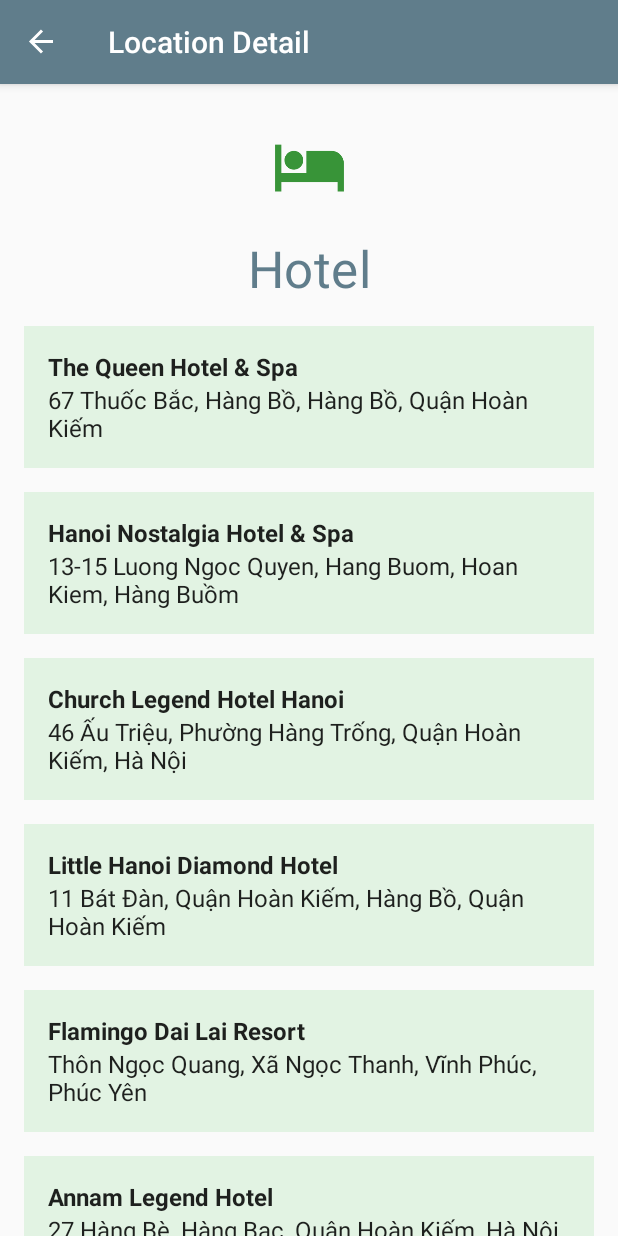
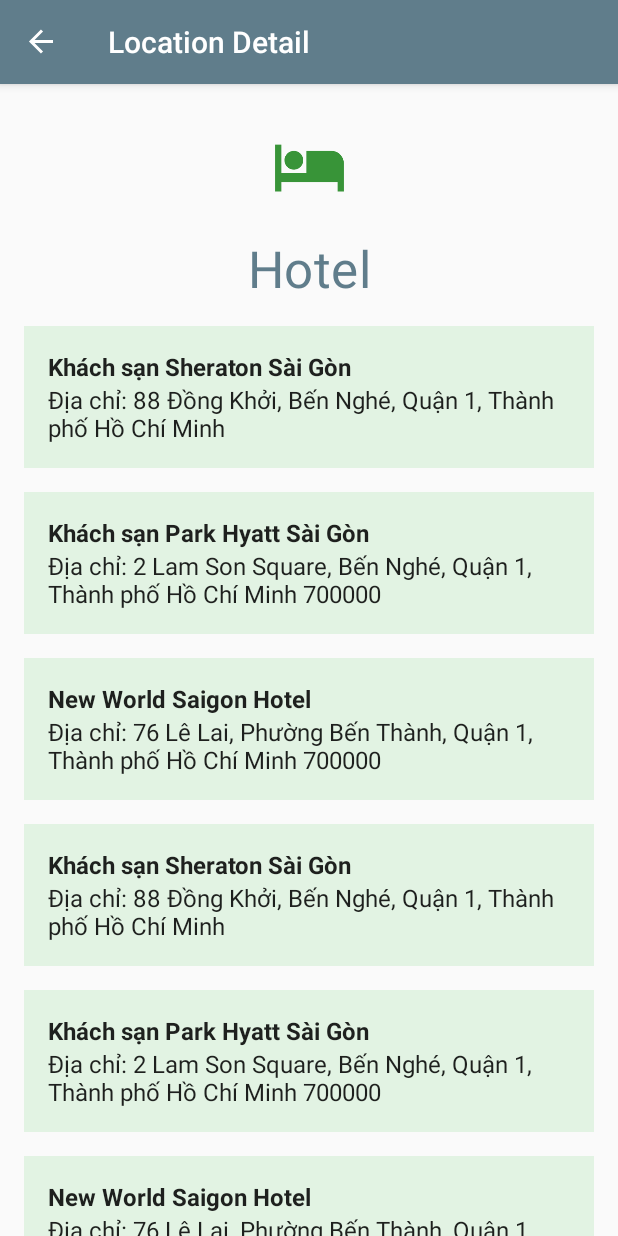
Before and after one commit to mthuhuynh/TourGuideApp, an Android app: the screen it shows after launch (MainActivity), after a tap on "Hotel", on a phone screen of 412 x 824 dp. Run offline under Robolectric (Android 15) with nearby library versions, the phone set to English and light mode, and no system bars; our stand-ins replace navigation-ui; 2 other taps on this screen came first.

Commit message:
Location Fragment - Gridview Location (no spinner) LocationDetailFragment do not display RecyclerView Adding spinner (working ver) LocationFragmentViewModel in LocationDetailFragment (not working)

```diff
--- a/app/src/main/java/funix/prm/tourguideapp/detail/LocationDetailFragment.java
+++ b/app/src/main/java/funix/prm/tourguideapp/detail/LocationDetailFragment.java
@@ -4,6 +4,7 @@ import android.app.Application;
 import android.os.Bundle;
 import android.content.Context;
 
+import androidx.annotation.Nullable;
 import androidx.recyclerview.widget.GridLayoutManager;
 import androidx.recyclerview.widget.LinearLayoutManager;
 import androidx.recyclerview.widget.RecyclerView;
@@ -17,9 +18,11 @@ import android.view.View;
 import android.view.ViewGroup;
 import android.widget.ImageView;
 import android.widget.TextView;
+import android.widget.Toast;
 
 import funix.prm.tourguideapp.R;
 import funix.prm.tourguideapp.detail.dummy.DummyContent;
+import funix.prm.tourguideapp.main.LocationFragmentViewModel;
 import funix.prm.tourguideapp.model.Location;
 
 import java.util.Objects;
@@ -33,6 +36,7 @@ public class LocationDetailFragment extends Fragment {
     private static final String ARG_COLUMN_COUNT = "column-count";
     // TODO: Customize parameters
     private int mColumnCount = 1;
+    private String cityLocation = "HCM";
 
     public LocationDetailFragment() {
         // Required empty public constructor
@@ -67,19 +71,31 @@ public class LocationDetailFragment extends Fragment {
         // do the parsing in the DummyContent: dc.doParsing()
 
         Application application = requireActivity().getApplication();
+
+        LocationFragmentViewModel viewModel = ViewModelProviders.of(this).get(LocationFragmentViewModel.class);
+        viewModel.getCity().observe(requireActivity(), new Observer<String>() {
+            @Override
+            public void onChanged(@Nullable String city) {
+                Toast.makeText(this,"city adapter input" + city, Toast.LENGTH_LONG).show();
+                cityLocation = city;
+            }
+        });
+
         Location location = LocationDetailFragmentArgs.fromBundle(requireArguments()).getDetailFragmentArgs();
         DetailFragmentViewModelFactory factory = new  DetailFragmentViewModelFactory(application, location);
-        DetailFragmentViewModel viewModel = ViewModelProviders.of(this, factory).get(DetailFragmentViewModel.class);
+        DetailFragmentViewModel dViewModel = ViewModelProviders.of(this, factory).get(DetailFragmentViewModel.class);
 
-        viewModel.getSelectedLocation().observe(getViewLifecycleOwner(), new Observer<Location>() {
+        dViewModel.getSelectedLocation().observe(getViewLifecycleOwner(), new Observer<Location>() {
             @Override
             public void onChanged(Location location) {
                 locationImageView.setImageResource(location.getLocationImage());
                 locationNameTextView.setText(location.getLocationName());
 
+
                 //list
                 // Set the adapter
                 RecyclerView recyclerView = (RecyclerView) view.findViewById(R.id.list);
+                if(cityLocation.equals("HN")) {
                     switch (location.getLocationName()) {
                         case "ATM":
                             recyclerView.setAdapter(new AddressRecyclerViewAdapter(DummyContent.ATM));
@@ -94,6 +110,22 @@ public class LocationDetailFragment extends Fragment {
                             recyclerView.setAdapter(new AddressRecyclerViewAdapter(DummyContent.HOSPITALS));
                             break;
                     }
+                } else if(cityLocation.equals("HCM")){
+                    switch (location.getLocationName()) {
+                        case "ATM":
+                            recyclerView.setAdapter(new AddressRecyclerViewAdapter(DummyContent.ATM_HCM));
+                            break;
+                        case "Bus":
+                            recyclerView.setAdapter(new AddressRecyclerViewAdapter(DummyContent.BUSES_HCM));
+                            break;
+                        case "Hotel":
+                            recyclerView.setAdapter(new AddressRecyclerViewAdapter(DummyContent.HOTELS_HCM));
+                            break;
+                        case "Hospital":
+                            recyclerView.setAdapter(new AddressRecyclerViewAdapter(DummyContent.HOSPITALS_HCM));
+                            break;
+                    }
+                }
             }
         });
 
--- a/app/src/main/java/funix/prm/tourguideapp/detail/dummy/DummyContent.java
+++ b/app/src/main/java/funix/prm/tourguideapp/detail/dummy/DummyContent.java
@@ -23,6 +23,11 @@ public class DummyContent {
     public static final List<DummyItem> HOTELS = new ArrayList<>();
     public static final List<DummyItem> HOSPITALS = new ArrayList<>();
     public static final List<DummyItem> BUSES = new ArrayList<>();
+
+    public static final List<DummyItem> ATM_HCM = new ArrayList<>();
+    public static final List<DummyItem> HOTELS_HCM = new ArrayList<>();
+    public static final List<DummyItem> HOSPITALS_HCM = new ArrayList<>();
+    public static final List<DummyItem> BUSES_HCM = new ArrayList<>();
 
     /**
      * A map of sample (dummy) items, by ID.
@@ -76,6 +81,22 @@ public class DummyContent {
         BUSES.add(new DummyItem(String.valueOf(1),mContext.getString(R.string.bus_7_name), mContext.getString(R.string.bus_7_detail)));
         BUSES.add(new DummyItem(String.valueOf(1),mContext.getString(R.string.bus_8_name), mContext.getString(R.string.bus_8_detail)));
         BUSES.add(new DummyItem(String.valueOf(1),mContext.getString(R.string.bus_9_name), mContext.getString(R.string.bus_9_detail)));
+
+        ATM_HCM.add(new DummyItem(String.valueOf(1),mContext.getString(R.string.atm_hcm_1_name), mContext.getString(R.string.atm_hcm_1_detail)));
+        ATM_HCM.add(new DummyItem(String.valueOf(1),mContext.getString(R.string.atm_hcm_2_name), mContext.getString(R.string.atm_hcm_2_detail)));
+        ATM_HCM.add(new DummyItem(String.valueOf(1),mContext.getString(R.string.atm_hcm_3_name), mContext.getString(R.string.atm_hcm_3_detail)));
+
+        HOSPITALS_HCM.add(new DummyItem(String.valueOf(1),mContext.getString(R.string.hospital_hcm_1_name), mContext.getString(R.string.hospital_hcm_1_detail)));
+        HOSPITALS_HCM.add(new DummyItem(String.valueOf(1),mContext.getString(R.string.hospital_hcm_2_name), mContext.getString(R.string.hospital_hcm_2_detail)));
+        HOSPITALS_HCM.add(new DummyItem(String.valueOf(1),mContext.getString(R.string.hospital_hcm_3_name), mContext.getString(R.string.hospital_hcm_3_detail)));
+
+        HOTELS_HCM.add(new DummyItem(String.valueOf(1),mContext.getString(R.string.hotel_hcm_1_name), mContext.getString(R.string.hotel_hcm_1_detail)));
+        HOTELS_HCM.add(new DummyItem(String.valueOf(1),mContext.getString(R.string.hotel_hcm_2_name), mContext.getString(R.string.hotel_hcm_2_detail)));
+        HOTELS_HCM.add(new DummyItem(String.valueOf(1),mContext.getString(R.string.hotel_hcm_3_name), mContext.getString(R.string.hotel_hcm_3_detail)));
+
+        BUSES_HCM.add(new DummyItem(String.valueOf(1),mContext.getString(R.string.bus_hcm_1_name), mContext.getString(R.string.bus_hcm_1_detail)));
+        BUSES_HCM.add(new DummyItem(String.valueOf(1),mContext.getString(R.string.bus_hcm_2_name), mContext.getString(R.string.bus_hcm_2_detail)));
+        BUSES_HCM.add(new DummyItem(String.valueOf(1),mContext.getString(R.string.bus_hcm_3_name), mContext.getString(R.string.bus_hcm_3_detail)));
     }
 
 
--- a/app/src/main/java/funix/prm/tourguideapp/main/LocationFragment.java
+++ b/app/src/main/java/funix/prm/tourguideapp/main/LocationFragment.java
@@ -29,7 +29,7 @@ public class LocationFragment extends Fragment implements AdapterView.OnItemSele
 
     private RecyclerView mRecyclerView;
     private LocationAdapter mLocationAdapter;
-    String[] country = {"India", "USA", "China", "Japan", "Other"};
+    String[] city = {"HCM", "HN"};
 
 
     public LocationFragment() {
@@ -54,7 +54,7 @@ public class LocationFragment extends Fragment implements AdapterView.OnItemSele
         spin.setOnItemSelectedListener(this);
 
         //Creating the ArrayAdapter instance having the country list
-        ArrayAdapter aa = new ArrayAdapter(getContext(), android.R.layout.simple_spinner_item, country);
+        ArrayAdapter aa = new ArrayAdapter(getContext(), android.R.layout.simple_spinner_item, city);
         aa.setDropDownViewResource(android.R.layout.simple_spinner_dropdown_item);
         //Setting the ArrayAdapter data on the Spinner
         spin.setAdapter(aa);
@@ -75,6 +75,9 @@ public class LocationFragment extends Fragment implements AdapterView.OnItemSele
     //Performing action onItemSelected and onNothing selected
     @Override
     public void onItemSelected(AdapterView<?> arg0, View arg1, int position, long id) {
+        Toast.makeText(getContext(), city[position], Toast.LENGTH_LONG).show();
+        LocationFragmentViewModel viewModel = ViewModelProviders.of(this).get(LocationFragmentViewModel.class);
+        viewModel.setCity(city[position]);
 
     }
     @Override
--- a/app/src/main/java/funix/prm/tourguideapp/main/LocationFragmentViewModel.java
+++ b/app/src/main/java/funix/prm/tourguideapp/main/LocationFragmentViewModel.java
@@ -5,7 +5,6 @@ import android.app.Application;
 import androidx.annotation.NonNull;
 import androidx.lifecycle.AndroidViewModel;
 import androidx.lifecycle.MutableLiveData;
-import androidx.lifecycle.ViewModel;
 
 import java.util.ArrayList;
 import java.util.List;
@@ -16,9 +15,11 @@ import funix.prm.tourguideapp.R;
 public class LocationFragmentViewModel extends AndroidViewModel {
 
     private MutableLiveData<List<Location>> mLocationData;
+    private MutableLiveData<String> mCity;
 
     public LocationFragmentViewModel(@NonNull Application application) {
         super(application);
+        mCity = new MutableLiveData<String>();
     }
 
     // Get Location list of data return type MutableLiveData
@@ -28,6 +29,15 @@ public class LocationFragmentViewModel extends AndroidViewModel {
         return mLocationData;
     }
 
+    public void setCity(String city) {
+        ;
+        mCity.postValue(city);
+
+    }
+
+    public MutableLiveData<String> getCity() {
+        return mCity;
+    }
     /*
      * Hardcoded Location data which shows in our list.
      *
@@ -42,4 +52,6 @@ public class LocationFragmentViewModel extends AndroidViewModel {
         locationList.add(new Location(R.drawable.ic_baseline_local_hospital_24, getApplication().getString(R.string.hospital)));
         mLocationData.postValue(locationList);
     }
+
+
 }
--- a/app/src/main/res/values/strings.xml
+++ b/app/src/main/res/values/strings.xml
@@ -57,7 +57,7 @@
     <string name="hotel_8_name">Bluebell Hotel</string>
 
     <string name="hotel_1_detail">67 Thuốc Bắc, Hàng Bồ, Hàng Bồ, Quận Hoàn Kiếm</string>
-    <string name="hotel_2_detail">13-15 Luong Ngoc Quyen, Hang Buom, Hoan Kiem, Hàng Buồm</string>
+    <string name="hotel_2_detail">13–15 Luong Ngoc Quyen, Hang Buom, Hoan Kiem, Hàng Buồm</string>
     <string name="hotel_3_detail">46 Ấu Triệu, Phường Hàng Trống, Quận Hoàn Kiếm, Hà Nội</string>
     <string name="hotel_4_detail">11 Bát Đàn, Quận Hoàn Kiếm, Hàng Bồ, Quận Hoàn Kiếm</string>
     <string name="hotel_5_detail">Thôn Ngọc Quang, Xã Ngọc Thanh, Vĩnh Phúc, Phúc Yên</string>
@@ -84,4 +84,36 @@
     <string name="bus_7_detail">BX. Giáp Bát - Phú Minh (Phú Xuyên)</string>
     <string name="bus_8_detail">Cầu Giấy - Nội Bài</string>
     <string name="bus_9_detail">Long Biên - Đông Mỹ</string>
+
+    <string name="atm_hcm_1_name">ATM SCB - Quận 1</string>
+    <string name="atm_hcm_2_name">ATM Ngân hàng BIDV</string>
+    <string name="atm_hcm_3_name">ATM VIB</string>
+
+    <string name="hospital_hcm_1_name">Bệnh Viện Mắt Sài Gòn</string>
+    <string name="hospital_hcm_2_name">Bệnh Viện Nhi Đồng 2</string>
+    <string name="hospital_hcm_3_name">Bệnh Viện Phụ Sản Từ Dũ</string>
+
+    <string name="hotel_hcm_1_name">Khách sạn Sheraton Sài Gòn</string>
+    <string name="hotel_hcm_2_name">Khách sạn Park Hyatt Sài Gòn</string>
+    <string name="hotel_hcm_3_name">New World Saigon Hotel</string>
+
+    <string name="bus_hcm_1_name">Tuyến 08</string>
+    <string name="bus_hcm_2_name">Tuyến 98</string>
+    <string name="bus_hcm_3_name">Tuyến 53</string>
+
+    <string name="atm_hcm_1_detail">Địa chỉ: 64-66-68 Hai Bà Trưng, Bến Nghé, Quận 1, Thành phố Hồ Chí Minh</string>
+    <string name="atm_hcm_2_detail">Địa chỉ: 284 Cống Quỳnh, Phường Phạm Ngũ Lão, Quận 1, Thành phố Hồ Chí Minh</string>
+    <string name="atm_hcm_3_detail">Địa chỉ: 343 Phạm Ngũ Lão, Phường Phạm Ngũ Lão, Quận 1, Thành phố Hồ Chí Minh 700000</string>
+
+    <string name="hospital_hcm_1_detail">100 Lê Thị Riêng, Phường Bến Thành, Quận 1, Hồ Chí Minh</string>
+    <string name="hospital_hcm_2_detail">14 Lý Tự Trọng, Phường Bến Nghé, Quận 1, Hồ Chí Minh</string>
+    <string name="hospital_hcm_3_detail">284 Cống Quỳnh, Phường Phạm Ngũ Lão, Quận 1, Hồ Chí Minh</string>
+
+    <string name="hotel_hcm_1_detail">Địa chỉ: 88 Đồng Khởi, Bến Nghé, Quận 1, Thành phố Hồ Chí Minh</string>
+    <string name="hotel_hcm_2_detail">Địa chỉ: 2 Lam Son Square, Bến Nghé, Quận 1, Thành phố Hồ Chí Minh 700000</string>
+    <string name="hotel_hcm_3_detail">Địa chỉ: 76 Lê Lai, Phường Bến Thành, Quận 1, Thành phố Hồ Chí Minh 700000</string>
+
+    <string name="bus_hcm_1_detail">Bến Xe Buýt Quận 8 - Đại học Quốc Gia</string>
+    <string name="bus_hcm_2_detail">Đại học Nông Lâm - Trường THPT Hiệp Bình</string>
+    <string name="bus_hcm_3_detail">Lê Hồng Phong - Đại học Quốc gia</string>
 </resources>
```
Lines whose indentation alone changed are shown as unchanged.
